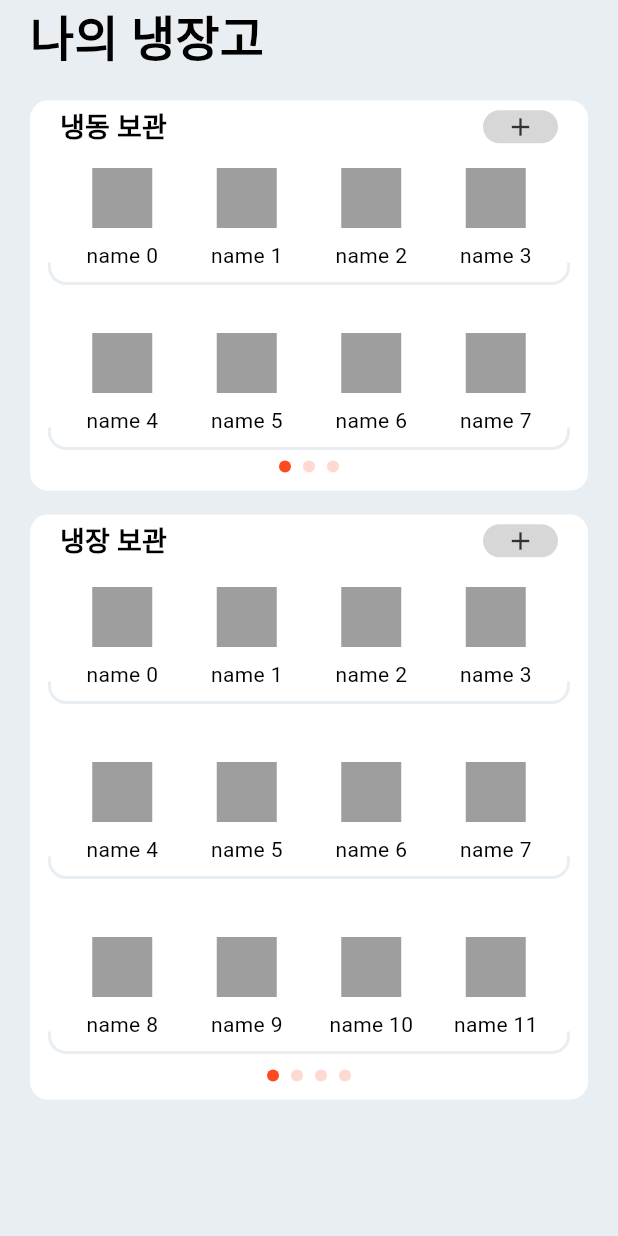
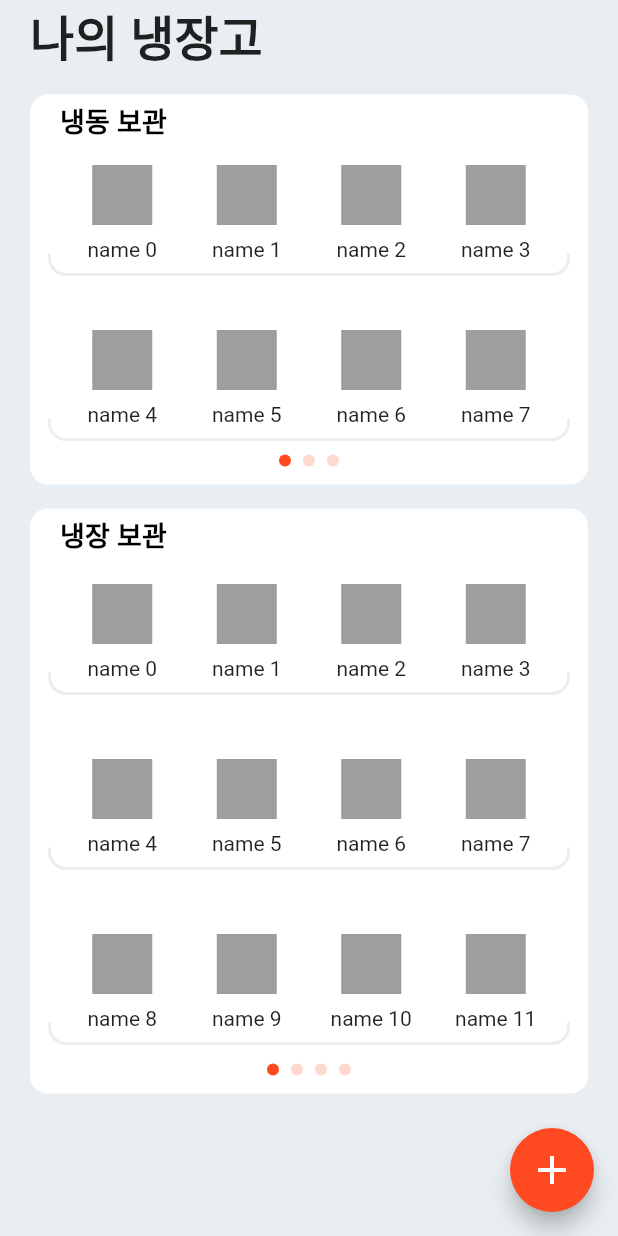
Before and after one commit to cherry1m/yum_application, a Flutter app: the screen it shows after launch, on a phone screen of 412 x 824 dp. Run offline on Flutter 3.47's test engine with Material 3 defaults, Android fonts, the phone set to English and light mode, and no system bars; Roboto replaces fonts that are missing (Pretendard).

Commit message:
1. 앱 테마에서의 meterial3 사용이 중지되었습니다.
FAB에서의 라운드형태의 FAB을 유지하기 위하여 meterial 3 사용여부가 비활성화 되었습니다.

2. 냉장고 컨테이너 위젯 디자인 변경

refreginator_container의 재료 생성 버튼이 FAB으로 통합되었습니다.

```diff
--- a/lib/src/ingredient/view/home_view.dart
+++ b/lib/src/ingredient/view/home_view.dart
@@ -9,6 +9,7 @@ class HomeView extends StatelessWidget {
   @override
   Widget build(BuildContext context) {
     return Scaffold(
+      floatingActionButton: _fab(context),
       body: SafeArea(
         top: true,
         bottom: false,
@@ -79,4 +80,14 @@ class HomeView extends StatelessWidget {
           )),
     );
   }
+
+  Widget _fab(BuildContext context) => FloatingActionButton(
+        foregroundColor: const Color(0xffffffff),
+        backgroundColor: Theme.of(context).colorScheme.primary,
+        onPressed: () {},
+        child: const Icon(
+          Icons.add,
+          size: 32,
+        ),
+      );
 }
--- a/lib/src/ingredient/widget/refreginator_container.dart
+++ b/lib/src/ingredient/widget/refreginator_container.dart
@@ -198,20 +198,6 @@ class _RefreginatorContainerState extends State<RefreginatorContainer>
             mainAxisAlignment: MainAxisAlignment.spaceBetween,
             children: [
               Text(widget.label, style: widget.labelStyle),
-              GestureDetector(
-                child: Container(
-                  decoration: BoxDecoration(
-                      color: Theme.of(context).colorScheme.onSecondaryContainer,
-                      borderRadius: BorderRadius.circular(100.0)),
-                  width: 50,
-                  height: 22,
-                  child: const Icon(
-                    Icons.add,
-                    size: 20,
-                    color: Color(0xff323232),
-                  ),
-                ),
-              )
             ],
           ),
         ));
--- a/lib/src/util/app_theme.dart
+++ b/lib/src/util/app_theme.dart
@@ -1,6 +1,7 @@
 import 'package:flutter/material.dart';
 
 ThemeData get light => ThemeData(
+    useMaterial3: false,
     scaffoldBackgroundColor: const Color(0xffE8EEF2),
     textTheme: const TextTheme(
         titleMedium: TextStyle(
@@ -22,6 +23,7 @@ ThemeData get light => ThemeData(
         onSecondaryContainer: Color(0xffd7d7d7)));
 
 ThemeData get dark => ThemeData(
+    useMaterial3: false,
     textTheme: const TextTheme(
         titleMedium: TextStyle(
             fontSize: 32,
```
